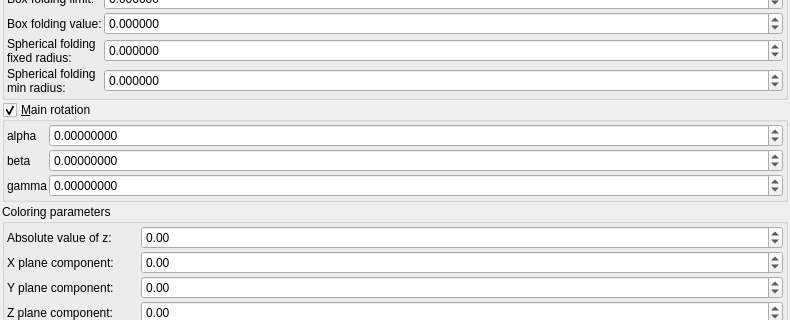
Before: the Qt Designer form mandelbulber2/formula/ui/fractal_mandelbox_smooth.ui in buddhi1980/mandelbulber2, drawn with Qt 5; both pictures show x 0 to 790 and y 87 to 407 of the 790 by 1381 pixel window.
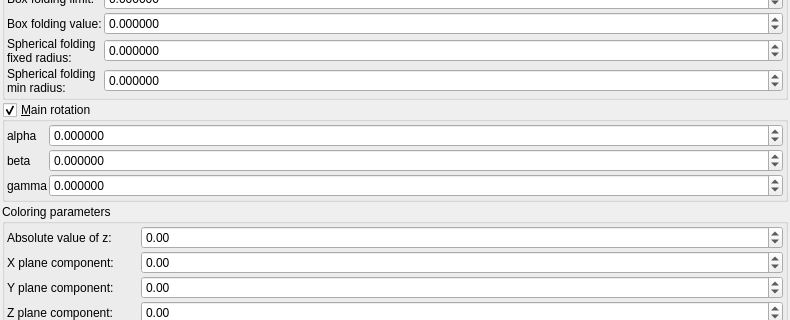
After: the same form once the commit is applied. Custom widgets are drawn as their Qt base class.

Commit message: Fixed not working "connect detail level to image resolution". It stopped working after latest UI rebuilds.

What changed in the file:
```diff
--- a/mandelbulber2/formula/ui/fractal_mandelbox_smooth.ui
+++ b/mandelbulber2/formula/ui/fractal_mandelbox_smooth.ui
@@ -316,7 +316,7 @@
            <string/>
           </property>
           <property name="decimals">
-           <number>8</number>
+           <number>6</number>
           </property>
           <property name="minimum">
            <double>-180.000000000000000</double>
@@ -344,7 +344,7 @@
            <string/>
           </property>
           <property name="decimals">
-           <number>8</number>
+           <number>6</number>
           </property>
           <property name="minimum">
            <double>-180.000000000000000</double>
@@ -372,7 +372,7 @@
            <string/>
           </property>
           <property name="decimals">
-           <number>8</number>
+           <number>6</number>
           </property>
           <property name="minimum">
            <double>-180.000000000000000</double>
```
Left out of the diff: 2 changed lines with no effect on the pictures. The commit also changes 4 other files.
